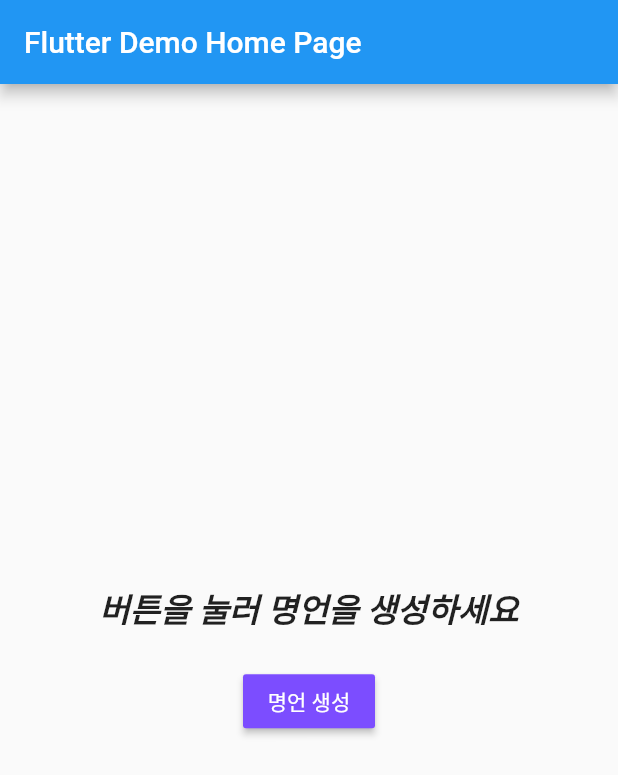
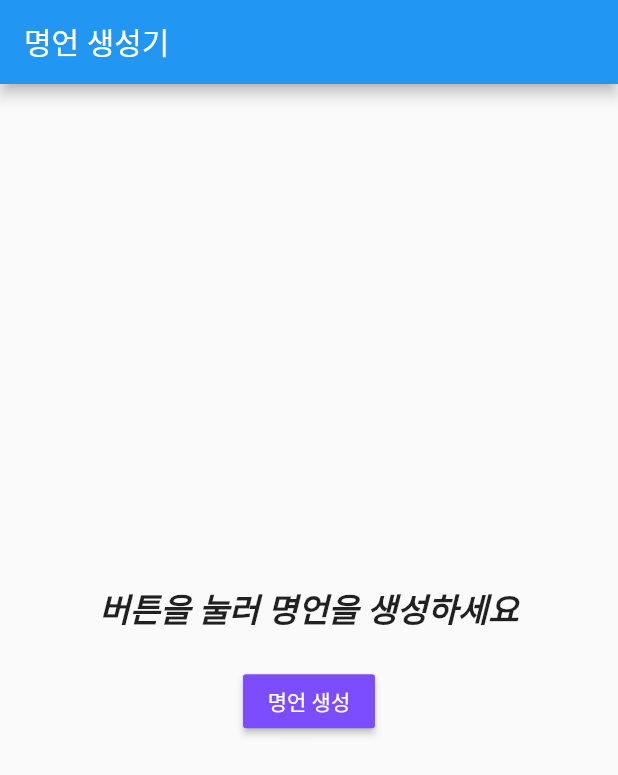
Before and after one commit to KISH-students/random_wise_saying, a Flutter app: the screen it shows after launch, on a phone screen of 412 x 824 dp. Shown: the top 775 px of the screen. Run offline on Flutter 3.47's test engine with Material 2 defaults, Android fonts, the phone set to English and light mode, and no system bars.

Commit message:
Update main.dart

```diff
--- a/lib/main.dart
+++ b/lib/main.dart
@@ -18,7 +18,7 @@ class MyApp extends StatelessWidget {
       theme: ThemeData(
         primarySwatch: Colors.blue,
       ),
-      home: const MyHomePage(title: 'Flutter Demo Home Page'),
+      home: const MyHomePage(title: '명언 생성기'),
     );
   }
 }
```
